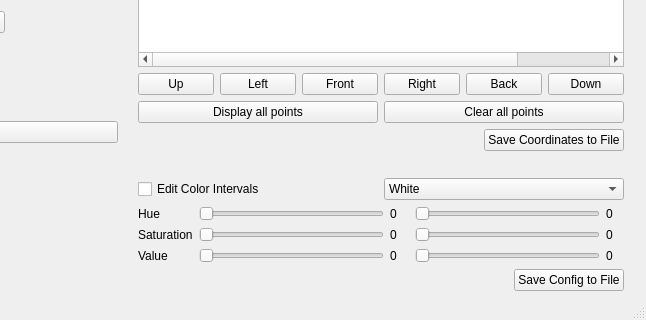
Qt form Codebase/GUI/Design/mainWindow.ui (iliechirila/PiCubeSolver) before a commit; both pictures show x 552 to 1198 and y 290 to 610 of the 1198 by 610 pixel window.
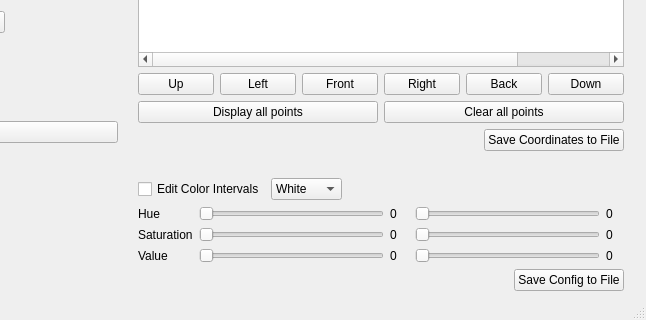
The same form after that commit.

The edit to the form file:
```diff
--- a/Codebase/GUI/Design/mainWindow.ui
+++ b/Codebase/GUI/Design/mainWindow.ui
@@ -924,6 +924,19 @@
            </item>
           </widget>
          </item>
+         <item>
+          <spacer name="horizontalSpacer_8">
+           <property name="orientation">
+            <enum>Qt::Horizontal</enum>
+           </property>
+           <property name="sizeHint" stdset="0">
+            <size>
+             <width>40</width>
+             <height>20</height>
+            </size>
+           </property>
+          </spacer>
+         </item>
         </layout>
        </item>
        <item>
```
Left out of the diff: 18 changed lines with no effect on the pictures.
